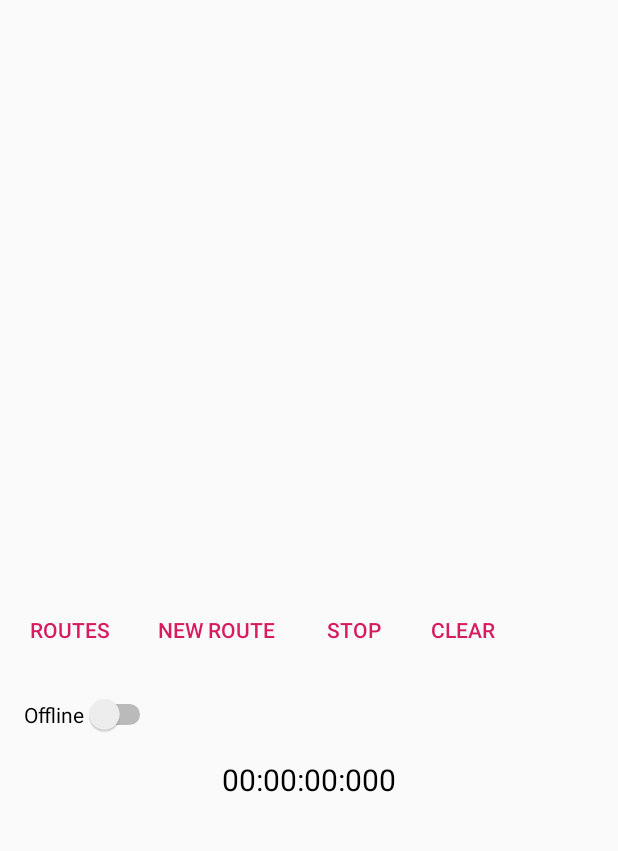
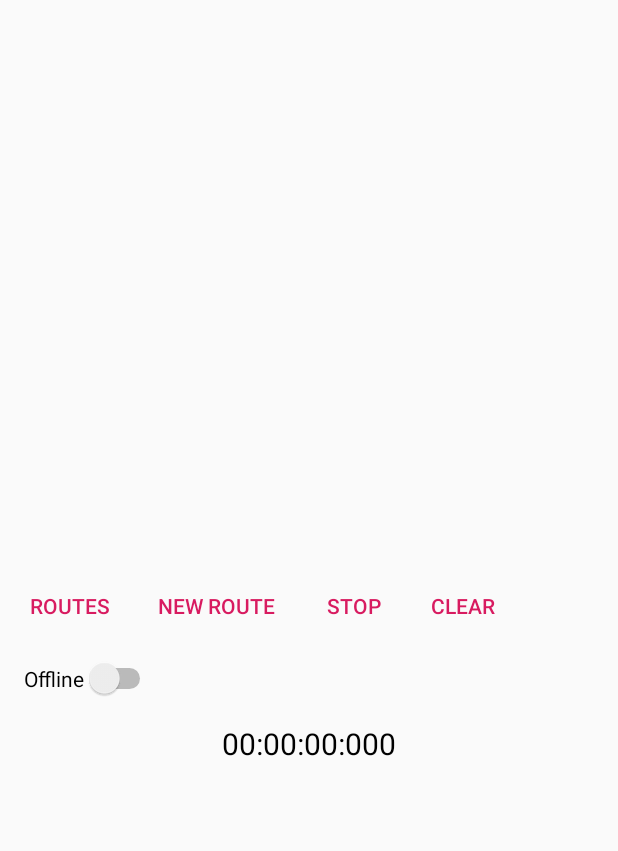
Before and after one commit to EthannYakabuski/GhostPB, an Android app: the screen it shows after launch (MapsActivity), on a phone screen of 412 x 824 dp, the part 53-904 px from its top. Run offline under Robolectric (Android 15) with nearby library versions, the phone set to English and light mode, and no system bars; libraries missing offline, so code that uses them is left out: com.google.maps.android.

Commit message:
navigate testing, removal of backend information exposing and small layout changes to make it all fit

```diff
--- a/app/src/main/java/com/example/ghostpb/MapsActivity.java
+++ b/app/src/main/java/com/example/ghostpb/MapsActivity.java
@@ -156,7 +156,8 @@ public class MapsActivity extends FragmentActivity implements OnMapReadyCallback
     // textview for distance trackers and navigation
     private TextView distanceCounter;
     private TextView distanceFromGhost;
-    private TextView distanceFromClosestPoint;
+    //private TextView distanceFromClosestPoint;
+
     private TextView onTrackText;
 
     public boolean racingAGhost;
@@ -188,9 +189,9 @@ public class MapsActivity extends FragmentActivity implements OnMapReadyCallback
         // set distanceCounter to invisible by default
         distanceCounter = (TextView) findViewById(R.id.distanceCounter);
         distanceCounter.setVisibility(View.INVISIBLE);
-        distanceFromClosestPoint = (TextView) findViewById(R.id.distanceFromClosestPoint);
-        distanceFromClosestPoint.setVisibility(View.INVISIBLE);
-        distanceFromClosestPoint.setText("Distance from closest point: ");
+        //distanceFromClosestPoint = (TextView) findViewById(R.id.distanceFromClosestPoint);
+        //distanceFromClosestPoint.setVisibility(View.INVISIBLE);
+        //distanceFromClosestPoint.setText("Distance from closest point: ");
         distanceFromGhost = (TextView) findViewById(R.id.distanceFromGhost);
         distanceFromGhost.setVisibility(View.INVISIBLE);
         distanceFromGhost.setText("Distance from Ghost: ");
@@ -264,6 +265,13 @@ public class MapsActivity extends FragmentActivity implements OnMapReadyCallback
         display.getSize(size);
         int width = size.x;
         int height = size.y;
+
+        //added
+        int percentageOffHeight = (int) (height/50);
+        height = height - percentageOffHeight;
+
+        //added
+
         Log.e(ROUTE_TAG, "Device width of " + width);
         Log.e(ROUTE_TAG, "Device height of " + height);
         ViewGroup.LayoutParams params = mapFragment.getView().getLayoutParams();
@@ -614,6 +622,8 @@ public class MapsActivity extends FragmentActivity implements OnMapReadyCallback
             showGhostRaceButton();
 
 
+
+
         }
     }
 
@@ -794,7 +804,7 @@ public class MapsActivity extends FragmentActivity implements OnMapReadyCallback
 
                                 //if the user is currently racing a ghost, update the ghost location on the map
                                 if(racingAGhost) {
-                                    distanceFromClosestPoint.setVisibility(View.VISIBLE);
+                                    //distanceFromClosestPoint.setVisibility(View.VISIBLE);
                                     distanceFromGhost.setVisibility(View.VISIBLE);
                                     onTrackText.setVisibility(View.VISIBLE);
                                     ghostPointLocation++;
@@ -818,7 +828,7 @@ public class MapsActivity extends FragmentActivity implements OnMapReadyCallback
                                             //double distanceFromTrack = nav.calculateDistance(temp.getLocation(), locationNow);
                                             double distanceFromTrack = nav.distanceFromRoute(selectedRoute, locationNow);
                                             String distanceFromTrackText = String.format(Locale.CANADA, "Distance From Closest Point: %.2f Meters", distanceFromTrack);
-                                            distanceFromClosestPoint.setText(distanceFromTrackText);
+                                            //distanceFromClosestPoint.setText(distanceFromTrackText);
 
                                             // If user is within 100 meters of route, they are on track, otherwise off track, display it
                                             if(nav.checkIfUserOnTrack(selectedRoute, locationNow)) {
--- a/app/src/main/res/layout/activity_maps.xml
+++ b/app/src/main/res/layout/activity_maps.xml
@@ -29,7 +29,7 @@
         android:layout_height="wrap_content"
         android:layout_marginStart="8dp"
         android:layout_marginLeft="8dp"
-        android:layout_marginTop="16dp"
+        android:layout_marginTop="8dp"
         android:text="@string/route_Button"
         map:layout_constraintStart_toStartOf="parent"
         map:layout_constraintTop_toBottomOf="@+id/map" />
@@ -41,7 +41,7 @@
         android:layout_height="wrap_content"
         android:layout_marginStart="8dp"
         android:layout_marginLeft="8dp"
-        android:layout_marginTop="16dp"
+        android:layout_marginTop="8dp"
         android:text="@string/new_route_button"
         map:layout_constraintStart_toEndOf="@+id/routesButton"
         map:layout_constraintTop_toBottomOf="@+id/map" />
@@ -53,7 +53,7 @@
         android:layout_height="wrap_content"
         android:layout_marginStart="8dp"
         android:layout_marginLeft="8dp"
-        android:layout_marginTop="16dp"
+        android:layout_marginTop="8dp"
         android:text="@string/stop_button_good"
         map:layout_constraintStart_toEndOf="@+id/newRouteButton"
         map:layout_constraintTop_toBottomOf="@+id/map" />
@@ -65,7 +65,7 @@
         android:layout_height="wrap_content"
         android:layout_marginStart="8dp"
         android:layout_marginLeft="8dp"
-        android:layout_marginTop="16dp"
+        android:layout_marginTop="8dp"
         android:text="@string/clear_map"
         map:layout_constraintStart_toEndOf="@+id/stopButton"
         map:layout_constraintTop_toBottomOf="@+id/map" />
@@ -77,7 +77,7 @@
         android:layout_height="wrap_content"
         android:layout_marginStart="16dp"
         android:layout_marginLeft="16dp"
-        android:layout_marginTop="16dp"
+        android:layout_marginTop="8dp"
         android:onClick="onToggle"
         android:text="@string/online_button"
         map:layout_constraintStart_toStartOf="parent"
@@ -99,7 +99,7 @@
         android:id="@+id/ghostChronometer"
         android:layout_width="wrap_content"
         android:layout_height="wrap_content"
-        android:layout_marginTop="16dp"
+        android:layout_marginTop="8dp"
         android:visibility="invisible"
         map:layout_constraintEnd_toEndOf="parent"
         map:layout_constraintStart_toStartOf="parent"
@@ -121,7 +121,7 @@
         android:id="@+id/distanceCounter"
         android:layout_width="wrap_content"
         android:layout_height="wrap_content"
-        android:layout_marginTop="36dp"
+        android:layout_marginTop="8dp"
         android:text="TextView"
         map:layout_constraintEnd_toEndOf="parent"
         map:layout_constraintStart_toStartOf="parent"
@@ -134,20 +134,20 @@
         android:layout_height="wrap_content"
         android:layout_marginStart="8dp"
         android:layout_marginLeft="8dp"
-        android:layout_marginTop="148dp"
+        android:layout_marginTop="100dp"
         android:text="@string/start_race_button"
         map:layout_constraintStart_toStartOf="parent"
-        map:layout_constraintTop_toBottomOf="@+id/distanceCounter" />
+        map:layout_constraintTop_toBottomOf="@+id/timerChronometer" />
 
     <Button
         android:id="@+id/stopRaceButton"
         style="?android:attr/buttonBarButtonStyle"
         android:layout_width="wrap_content"
         android:layout_height="wrap_content"
-        android:layout_marginTop="148dp"
+        android:layout_marginTop="100dp"
         android:text="@string/stop_race_button"
         map:layout_constraintStart_toEndOf="@+id/startRaceButton"
-        map:layout_constraintTop_toBottomOf="@+id/distanceCounter" />
+        map:layout_constraintTop_toBottomOf="@+id/timerChronometer" />
 
     <TextView
         android:id="@+id/distanceFromGhost"
@@ -161,7 +161,7 @@
         map:layout_constraintVertical_bias="0.053" />
 
     <TextView
-        android:id="@+id/distanceFromClosestPoint"
+        android:id="@+id/isOnTrack"
         android:layout_width="wrap_content"
         android:layout_height="wrap_content"
         android:text="TextView"
@@ -169,17 +169,6 @@
         map:layout_constraintEnd_toEndOf="parent"
         map:layout_constraintStart_toStartOf="parent"
         map:layout_constraintTop_toBottomOf="@+id/distanceFromGhost"
-        map:layout_constraintVertical_bias="0.067" />
-
-    <TextView
-        android:id="@+id/isOnTrack"
-        android:layout_width="wrap_content"
-        android:layout_height="wrap_content"
-        android:text="TextView"
-        map:layout_constraintBottom_toTopOf="@+id/stopRaceButton"
-        map:layout_constraintEnd_toEndOf="parent"
-        map:layout_constraintStart_toStartOf="parent"
-        map:layout_constraintTop_toBottomOf="@+id/distanceFromClosestPoint"
         map:layout_constraintVertical_bias="0.102" />
 
 
```
